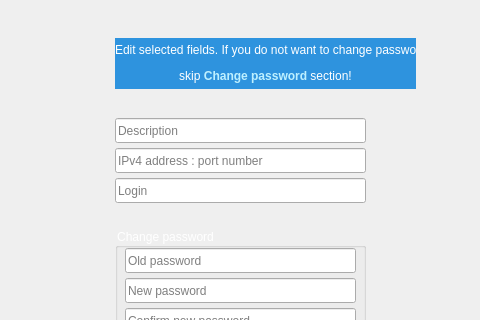
First picture: the form in LeonCam/CameraEdition.ui, repository kazimierczak-robert/LeonCam, before the edit; both pictures show x 135 to 615 and y 122 to 442 of the 800 by 600 pixel window.
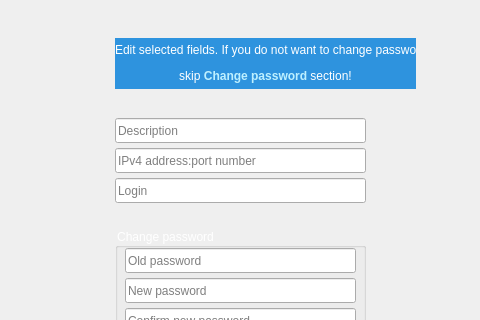
Second picture: the form after the edit. Icons and pictures are not drawn.

Commit message: Poprawki, zamienienie labela na button w wykonywaniu nowego zdjęcia

```diff
--- a/LeonCam/CameraEdition.ui
+++ b/LeonCam/CameraEdition.ui
@@ -51,7 +51,7 @@
     <string/>
    </property>
    <property name="placeholderText">
-    <string>IPv4 address : port number</string>
+    <string>IPv4 address:port number</string>
    </property>
   </widget>
   <widget class="QLabel" name="LTip">
```
The commit also changes 7 other files.
